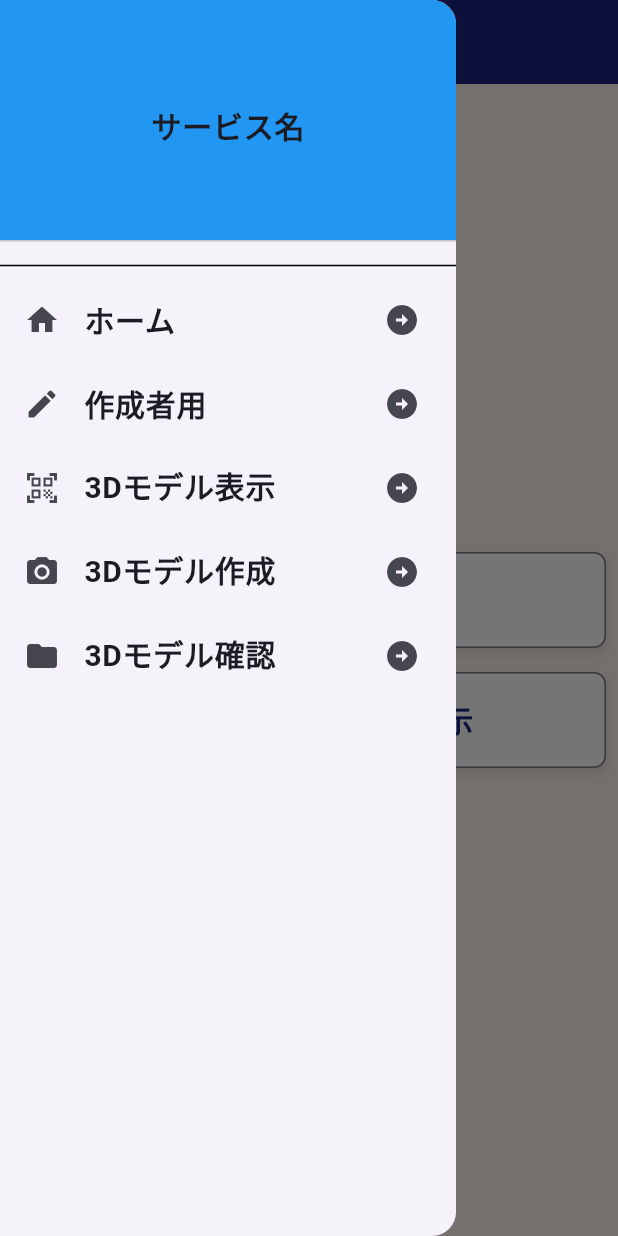
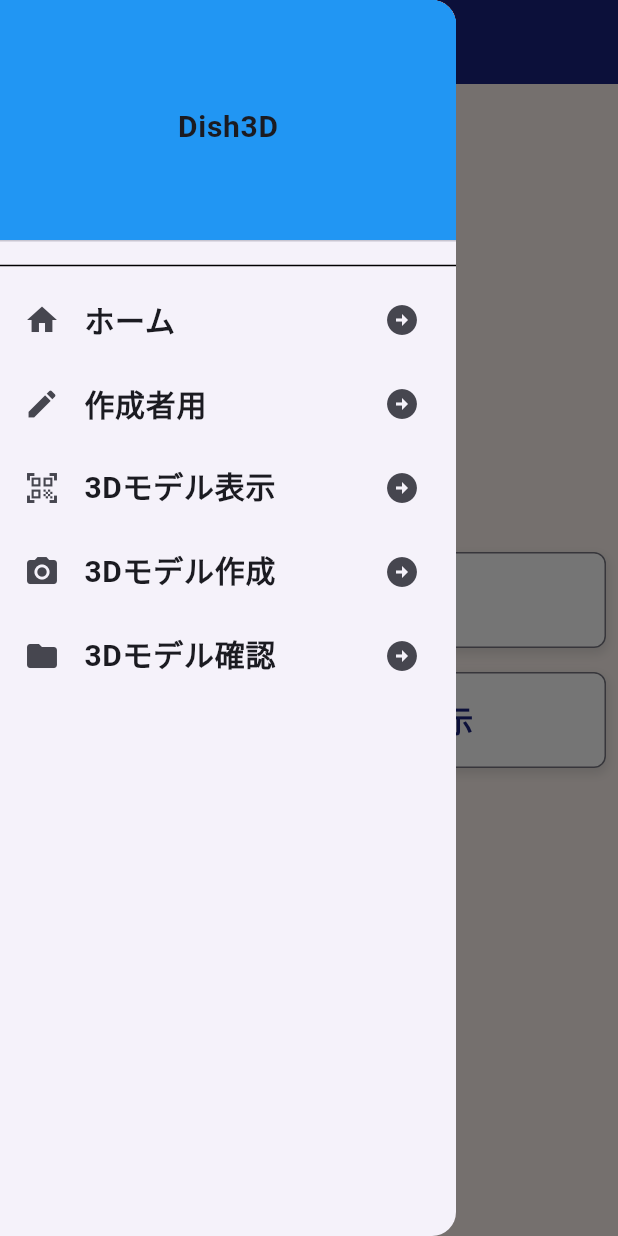
Before and after one commit to naokatu/model_3d_create_app, a Flutter app: the screen it shows after launch, with the side drawer open, on a phone screen of 412 x 824 dp. Run offline on Flutter 3.47's test engine with Material 3 defaults, Android fonts, the phone set to English and light mode, and no system bars; our stand-ins replace camera, flutter_dotenv, qr_flutter; missing offline and left inert: model_viewer_plus, qr_code_scanner.

Commit message:
update: ハンバーガーメニューのサービス名変更

```diff
--- a/lib/custom-drawer.dart
+++ b/lib/custom-drawer.dart
@@ -16,7 +16,7 @@ class _CustomDrawerState extends State<CustomDrawer> {
           const DrawerHeader(
             child: Center(
               child: Text(
-                'サービス名',
+                'Dish3D',
                 style: TextStyle(
                   fontWeight: FontWeight.bold,
                   fontSize: 20,
```
